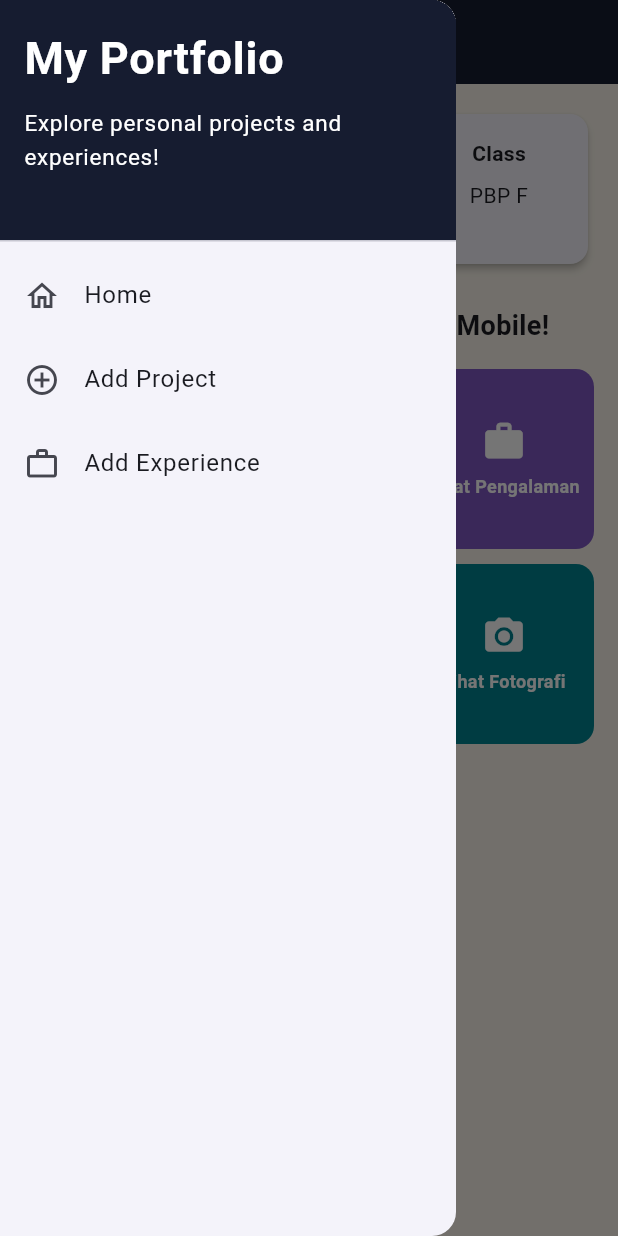
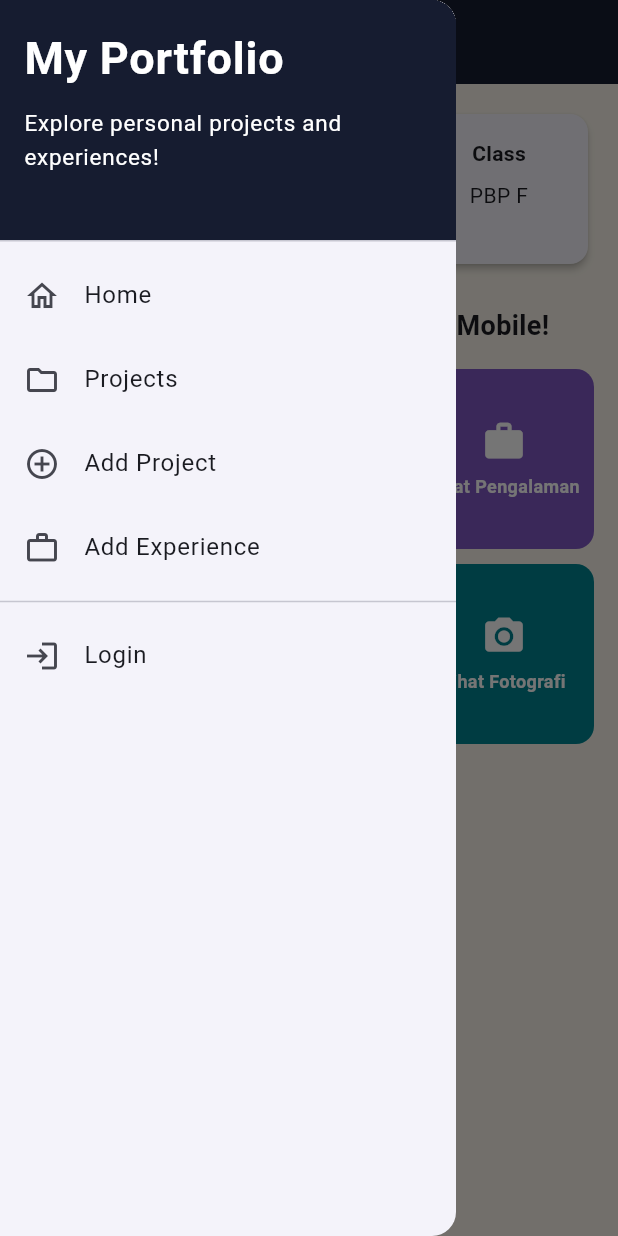
Before and after one commit to Kiara996/myportfolio_mobile, a Flutter app: the screen it shows after launch, in the side drawer, after a tap on "Logout", on a phone screen of 412 x 824 dp. Run offline on Flutter 3.47's test engine with Material 3 defaults, Android fonts, the phone set to English and light mode, and no system bars; our stand-ins replace material_ui; generated files the repository leaves out were written again.

Commit message:
feat(tutorial10): guard drawer and menu actions behind login

```diff
--- a/lib/screens/menu.dart
+++ b/lib/screens/menu.dart
@@ -1,6 +1,7 @@
 import 'package:material_ui/material_ui.dart';
 import 'package:myportofolio_mobile/screens/experience_form.dart';
 import 'package:myportofolio_mobile/screens/project_form.dart';
+import 'package:myportofolio_mobile/screens/project_list_screen.dart';
 import 'package:myportofolio_mobile/widgets/left_drawer.dart';
 import 'package:myportofolio_mobile/widgets/project_card.dart';
 
@@ -16,12 +17,18 @@ class MyHomePage extends StatelessWidget {
   final String kelas = "PBP F";
 
   final List<ItemHomepage> items = [
-    ItemHomepage("Lihat Proyek", Icons.folder, Colors.blue.shade700),
+    ItemHomepage(
+      "Lihat Proyek",
+      Icons.folder,
+      Colors.blue.shade700,
+      destination: (context) => const ProjectListScreen(),
+    ),
     ItemHomepage(
       "Tambah Proyek",
       Icons.add_circle,
       Colors.green.shade700,
       destination: (context) => const ProjectFormPage(),
+      requiresLogin: true,
     ),
     ItemHomepage("Lihat Pengalaman", Icons.work, Colors.deepPurple.shade400),
     ItemHomepage(
@@ -37,6 +44,7 @@ class MyHomePage extends StatelessWidget {
       Icons.logout,
       Colors.red.shade700,
       confirmMessage: "Yakin ingin keluar dari MyPortfolio?",
+      isLogout: true,
     ),
   ];
 
--- a/lib/widgets/left_drawer.dart
+++ b/lib/widgets/left_drawer.dart
@@ -2,14 +2,38 @@ import 'package:material_ui/material_ui.dart';
 import 'package:myportofolio_mobile/screens/experience_form.dart';
 import 'package:myportofolio_mobile/screens/menu.dart';
 import 'package:myportofolio_mobile/screens/project_form.dart';
+import 'package:myportofolio_mobile/screens/project_list_screen.dart';
+import 'package:myportofolio_mobile/services/auth_state.dart';
+import 'package:myportofolio_mobile/widgets/auth_guard.dart';
+import 'package:provider/provider.dart';
 
 /// Drawer navigasi utama. Memakai pushReplacement agar tumpukan halaman
 /// tidak menumpuk setiap kali pengguna berpindah lewat drawer.
 class LeftDrawer extends StatelessWidget {
   const LeftDrawer({super.key});
 
+  Future<void> _login(BuildContext context) async {
+    final navigator = Navigator.of(context);
+    // Menutup drawer setelah login berhasil.
+    if (await ensureLoggedIn(context)) navigator.pop();
+  }
+
+  Future<void> _logout(BuildContext context) async {
+    final navigator = Navigator.of(context);
+    final messenger = ScaffoldMessenger.of(context);
+    final auth = context.read<AuthState>();
+
+    navigator.pop();
+    await auth.logout();
+    messenger
+      ..hideCurrentSnackBar()
+      ..showSnackBar(const SnackBar(content: Text('Kamu sudah logout.')));
+  }
+
   @override
   Widget build(BuildContext context) {
+    final isLoggedIn = context.watch<AuthState>().isLoggedIn;
+
     return Drawer(
       child: ListView(
         children: [
@@ -46,8 +70,14 @@ class LeftDrawer extends StatelessWidget {
             builder: (context) => MyHomePage(),
           ),
           _DrawerItem(
+            icon: Icons.folder_outlined,
+            label: 'Projects',
+            builder: (context) => const ProjectListScreen(),
+          ),
+          _DrawerItem(
             icon: Icons.add_circle_outline,
             label: 'Add Project',
+            requiresLogin: true,
             builder: (context) => const ProjectFormPage(),
           ),
           _DrawerItem(
@@ -55,6 +85,19 @@ class LeftDrawer extends StatelessWidget {
             label: 'Add Experience',
             builder: (context) => const ExperienceFormPage(),
           ),
+          const Divider(),
+          if (isLoggedIn)
+            ListTile(
+              leading: const Icon(Icons.logout),
+              title: const Text('Logout'),
+              onTap: () => _logout(context),
+            )
+          else
+            ListTile(
+              leading: const Icon(Icons.login),
+              title: const Text('Login'),
+              onTap: () => _login(context),
+            ),
         ],
       ),
     );
@@ -65,22 +108,28 @@ class _DrawerItem extends StatelessWidget {
   final IconData icon;
   final String label;
   final WidgetBuilder builder;
+  final bool requiresLogin;
 
   const _DrawerItem({
     required this.icon,
     required this.label,
     required this.builder,
+    this.requiresLogin = false,
   });
+
+  Future<void> _open(BuildContext context) async {
+    // Navigator diambil sebelum await karena drawer bisa sudah ditutup setelahnya.
+    final navigator = Navigator.of(context);
+    if (requiresLogin && !await ensureLoggedIn(context)) return;
+    navigator.pushReplacement(MaterialPageRoute(builder: builder));
+  }
 
   @override
   Widget build(BuildContext context) {
     return ListTile(
       leading: Icon(icon),
       title: Text(label),
-      onTap: () => Navigator.pushReplacement(
-        context,
-        MaterialPageRoute(builder: builder),
-      ),
+      onTap: () => _open(context),
     );
   }
 }
--- a/lib/widgets/project_card.dart
+++ b/lib/widgets/project_card.dart
@@ -1,13 +1,20 @@
 import 'package:material_ui/material_ui.dart';
+import 'package:myportofolio_mobile/services/auth_state.dart';
+import 'package:myportofolio_mobile/widgets/auth_guard.dart';
+import 'package:provider/provider.dart';
 
 /// Data satu tombol menu. [destination] diisi bila tombol membuka halaman lain,
-/// [confirmMessage] diisi bila aksi perlu dikonfirmasi.
+/// [requiresLogin] meminta login dulu sebelum halaman dibuka, dan
+/// [confirmMessage] diisi bila aksi perlu dikonfirmasi. [isLogout] menandai
+/// tombol yang mengakhiri sesi.
 class ItemHomepage {
   final String name;
   final IconData icon;
   final Color color;
   final String? confirmMessage;
   final WidgetBuilder? destination;
+  final bool requiresLogin;
+  final bool isLogout;
 
   ItemHomepage(
     this.name,
@@ -15,6 +22,8 @@ class ItemHomepage {
     this.color, {
     this.confirmMessage,
     this.destination,
+    this.requiresLogin = false,
+    this.isLogout = false,
   });
 }
 
@@ -31,12 +40,23 @@ class ItemCard extends StatelessWidget {
     // halaman tujuan dan menutupi tombol di bagian bawah form.
     final destination = item.destination;
     if (destination != null) {
+      if (item.requiresLogin && !await ensureLoggedIn(context)) return;
+      if (!context.mounted) return;
       Navigator.push(context, MaterialPageRoute(builder: destination));
       return;
     }
 
-    // Messenger diambil sebelum await agar context tidak dipakai setelah jeda async.
+    // Messenger dan auth diambil sebelum await agar context tidak dipakai setelah jeda async.
     final messenger = ScaffoldMessenger.of(context);
+    final auth = context.read<AuthState>();
+
+    if (item.isLogout && !auth.isLoggedIn) {
+      messenger
+        ..hideCurrentSnackBar()
+        ..showSnackBar(const SnackBar(content: Text('Kamu belum login.')));
+      return;
+    }
+
     messenger
       ..hideCurrentSnackBar()
       ..showSnackBar(
@@ -65,6 +85,7 @@ class ItemCard extends StatelessWidget {
     );
 
     if (confirmed == true) {
+      if (item.isLogout) await auth.logout();
       messenger
         ..hideCurrentSnackBar()
         ..showSnackBar(SnackBar(content: Text("${item.name} berhasil.")));
```
